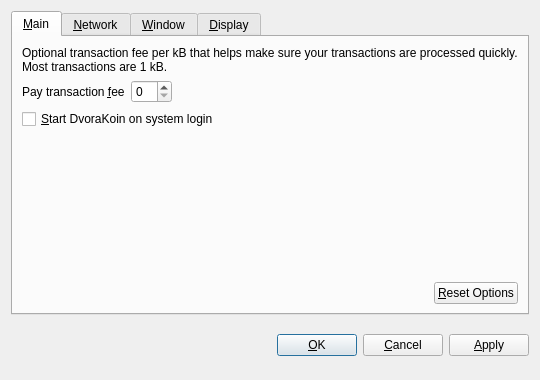
Qt form src/qt/forms/optionsdialog.ui (fivemil/Megabyte) before a commit.
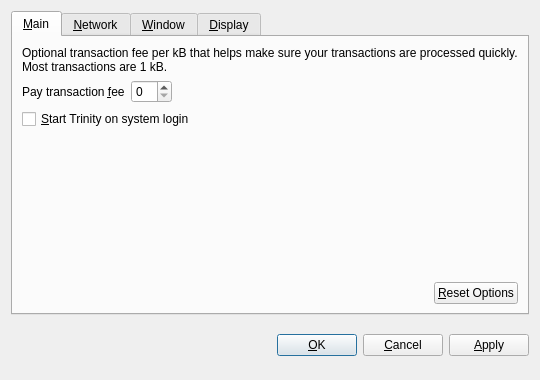
The same form after that commit. Custom widgets are drawn as their Qt base class.

Patch:
```diff
--- a/src/qt/forms/optionsdialog.ui
+++ b/src/qt/forms/optionsdialog.ui
@@ -82,7 +82,7 @@
           <string>Automatically start DvoraKoin after logging in to the system.</string>
          </property>
          <property name="text">
-          <string>&amp;Start DvoraKoin on system login</string>
+          <string>&amp;Start Trinity on system login</string>
          </property>
         </widget>
        </item>
```
Left out of the diff: 10 changed lines with no effect on the pictures.
